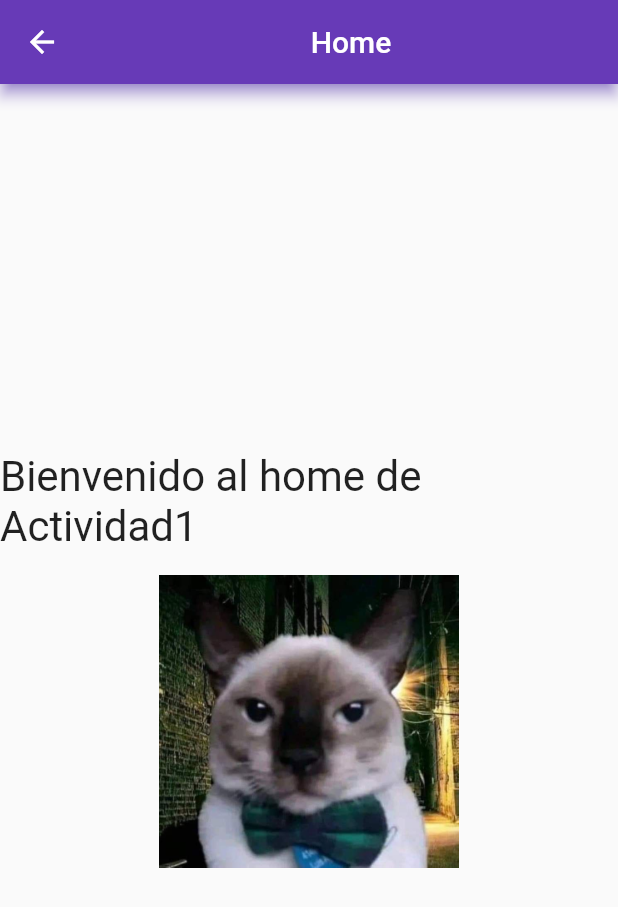
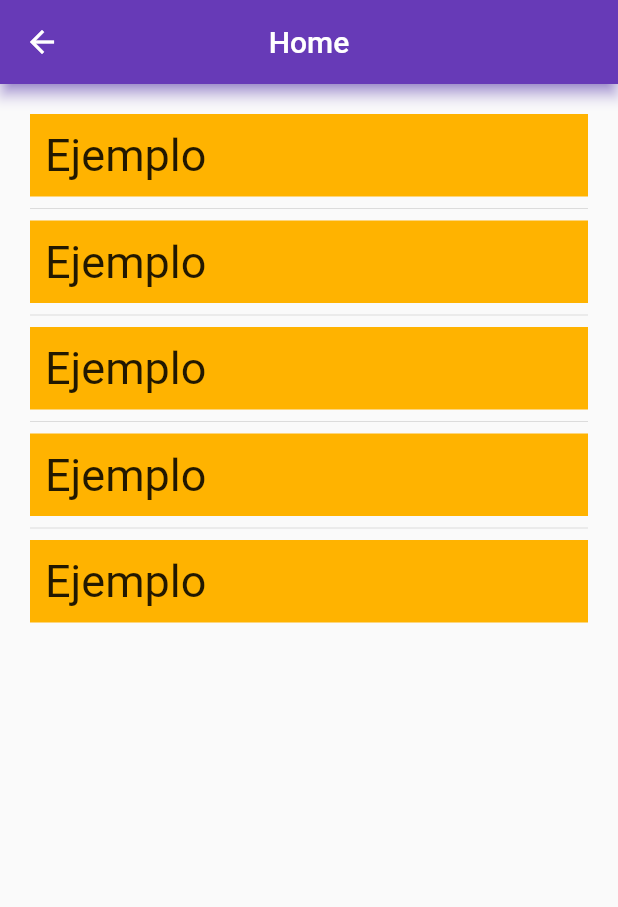
Before and after one commit to huugolopeez/Actividad2Din, a Flutter app: the HomeView screen opened by its route, on a phone screen of 412 x 824 dp. Shown: the top 907 px of the screen. Run offline on Flutter 3.47's test engine with Material 2 defaults, Android fonts, the light colour scheme and no system bars; our stand-ins replace cloud_firestore, firebase_auth, firebase_core; accounts and stored records are empty; generated files the repository leaves out were written again.

Commit message:
Commit modificacion PostCellView y HomeView:  -He modificado PostCellView, he cambiado el return de un Text a un Container para que me de mas opciones de modificacion  -He modificado el Scaffold de HomeView para que el body sea una ListView

```diff
--- a/lib/custom/PostCellView.dart
+++ b/lib/custom/PostCellView.dart
@@ -15,11 +15,16 @@ class PostCellView extends StatelessWidget {
   @override
   Widget build(BuildContext context) {
 
-    return Text(
-      sText,
-      style: TextStyle(
-        color: Colors.amber[iColorCode],
-        fontSize: dFontSize
-      ));
+    return Container(
+      color: Colors.amber[iColorCode],
+      child: Padding(
+        padding: EdgeInsets.all(10),
+        child: Text(
+            sText,
+            style: TextStyle(
+                fontSize: dFontSize
+            ))
+      )
+    );
   }
 }
--- a/lib/main/HomeView.dart
+++ b/lib/main/HomeView.dart
@@ -1,29 +1,37 @@
+import 'package:actividad2/custom/PostCellView.dart';
 import 'package:flutter/material.dart';
 
-class HomeView extends StatelessWidget {
+class HomeView extends StatefulWidget {
+
+  @override
+  State<HomeView> createState() => _HomeViewState();
+}
+
+class _HomeViewState extends State<HomeView> {
+  @override
+  void initState() {
+    super.initState();
+  }
 
   @override
   Widget build(BuildContext context) {
 
     return Scaffold(
       appBar: AppBar(
-        title: Center(child: Text('Home')),
+        title: Text('Home'),
+        centerTitle: true,
         backgroundColor: Colors.deepPurple,
         shadowColor: Colors.deepPurpleAccent
       ),
-      body: Column(
-        mainAxisAlignment: MainAxisAlignment.center,
-        children: [
-          Center(
-              child: Padding(
-                padding: EdgeInsets.only(bottom: 16),
-                child: Text('Bienvenido al home de Actividad1', textScaleFactor: 2)
-              )
-          ),
-          Center(
-            child: Image.asset('resources/gatoElegante.jpg', width: 200)
-          )
-        ]
+      body: ListView.separated(
+        padding: EdgeInsets.all(20),
+        itemCount: 5,
+        itemBuilder: (context, index) {
+          return PostCellView(sText: "Ejemplo", iColorCode: 600, dFontSize: 30);
+        },
+        separatorBuilder: (context, index) {
+          return Divider();
+        },
       )
     );
   }
```
